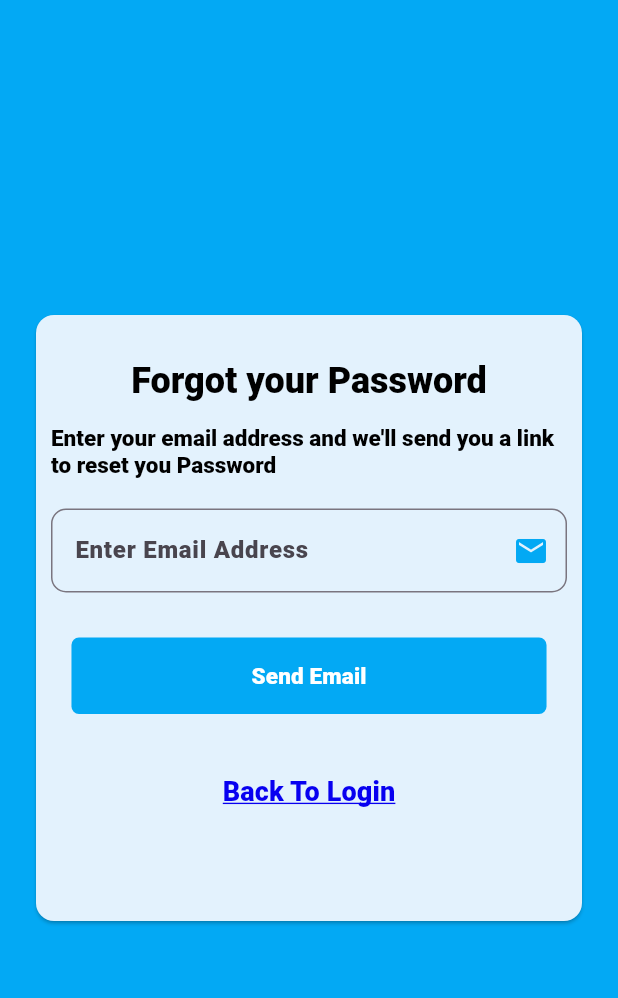
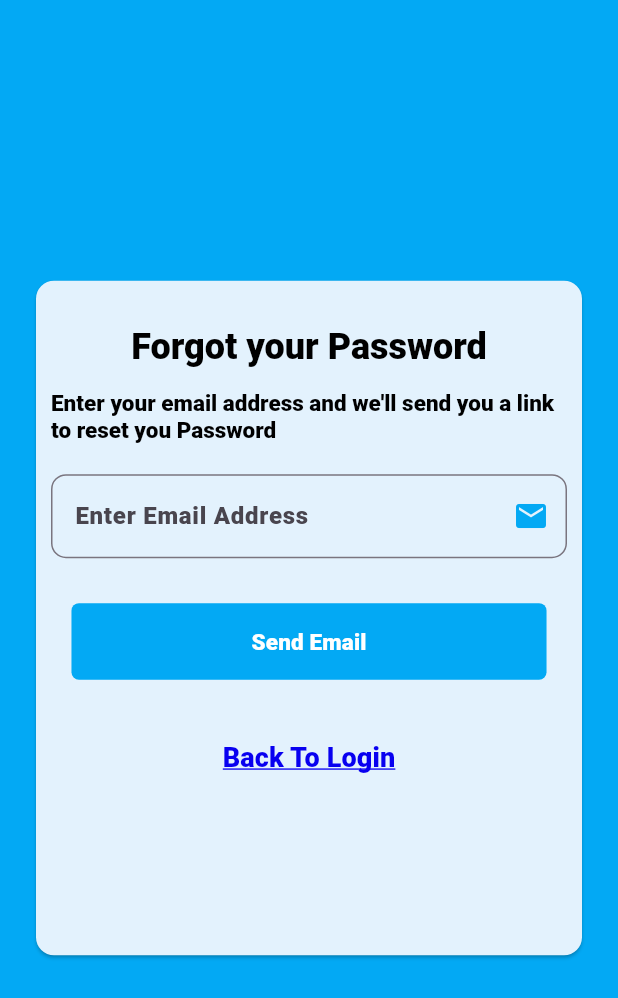
Before and after one commit to Ayush0316/ngo-app, a Flutter app: the ForgotPassword screen opened directly, on a phone screen of 412 x 824 dp. Shown: the top 998 px of the screen. Run offline on Flutter 3.47's test engine with Material 2 defaults, Android fonts, the phone set to English and light mode, and no system bars; drawn by our look-alikes of flutter_form_builder; our stand-ins replace carousel_slider, cloud_firestore, firebase_auth, firebase_core, firebase_storage, form_builder_validators and 5 more; missing offline and left inert: adaptive_layout, autocomplete_textfield, form_builder_phone_field; accounts and stored records are empty; Roboto replaces fonts that are missing (Roboto-Black).

Commit message:
forgot password frontend done

```diff
--- a/ngo_app/lib/screens/authenticate/forgetPassword.dart
+++ b/ngo_app/lib/screens/authenticate/forgetPassword.dart
@@ -29,7 +29,7 @@ class _ForgotPasswordState extends State<ForgotPassword> {
         body: Center(
           child: SafeArea(
             child: Container(
-              height: Responsive.isSmallScreen(context) ? height / 2 : height,
+              height: Responsive.isSmallScreen(context) ? height / 1.8 : height,
               // decoration: BoxDecoration(color: Colors.deepOrange),
               padding: const EdgeInsets.only(left: 20, right: 20),
               child: Card(
```
